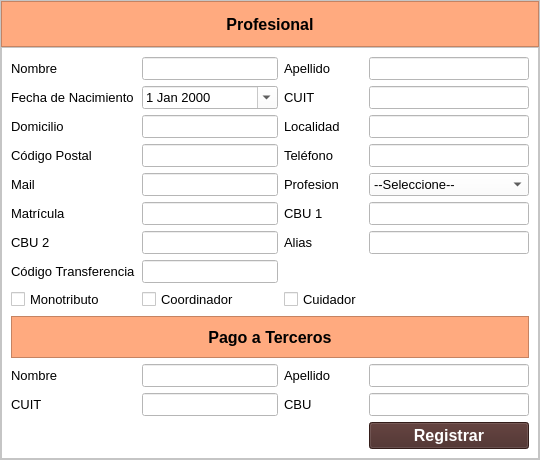
This is gui/profesionales/nuevo_profesional.ui in ayenaccarato/Marcanac as Qt 5 draws it before an edit. The edited form follows.
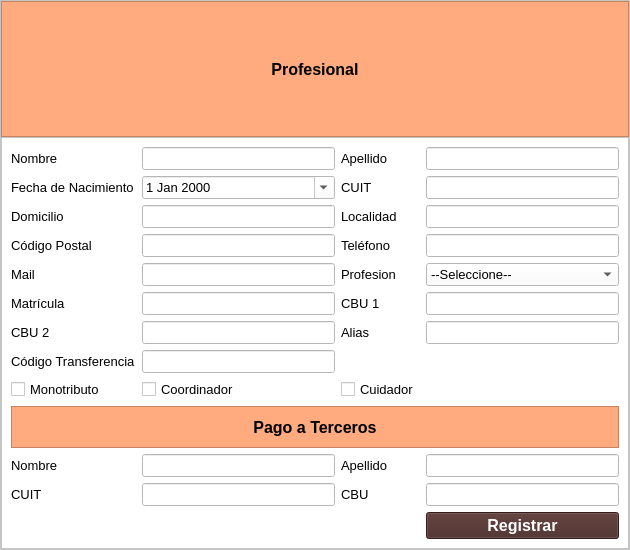
This is the edited form.

The edit to the form file:
```diff
--- a/gui/profesionales/nuevo_profesional.ui
+++ b/gui/profesionales/nuevo_profesional.ui
@@ -6,8 +6,8 @@
    <rect>
     <x>0</x>
     <y>0</y>
-    <width>540</width>
-    <height>460</height>
+    <width>630</width>
+    <height>550</height>
    </rect>
   </property>
   <property name="windowTitle">
```
Left out of the diff: 3 changed lines with no effect on the pictures.
